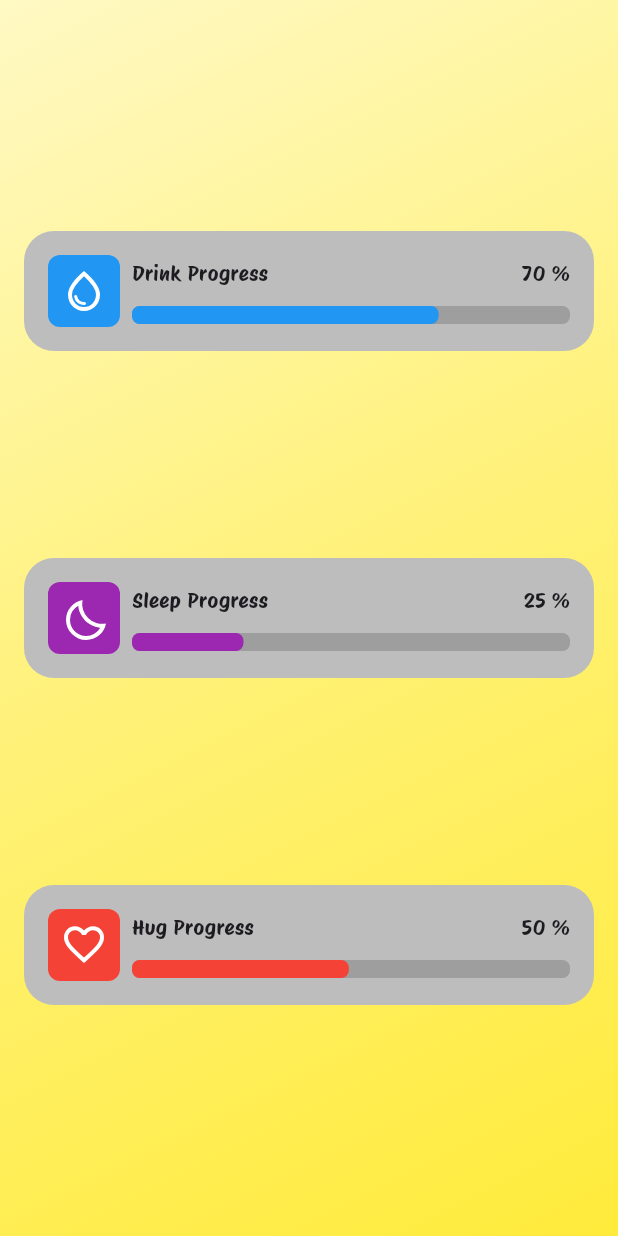
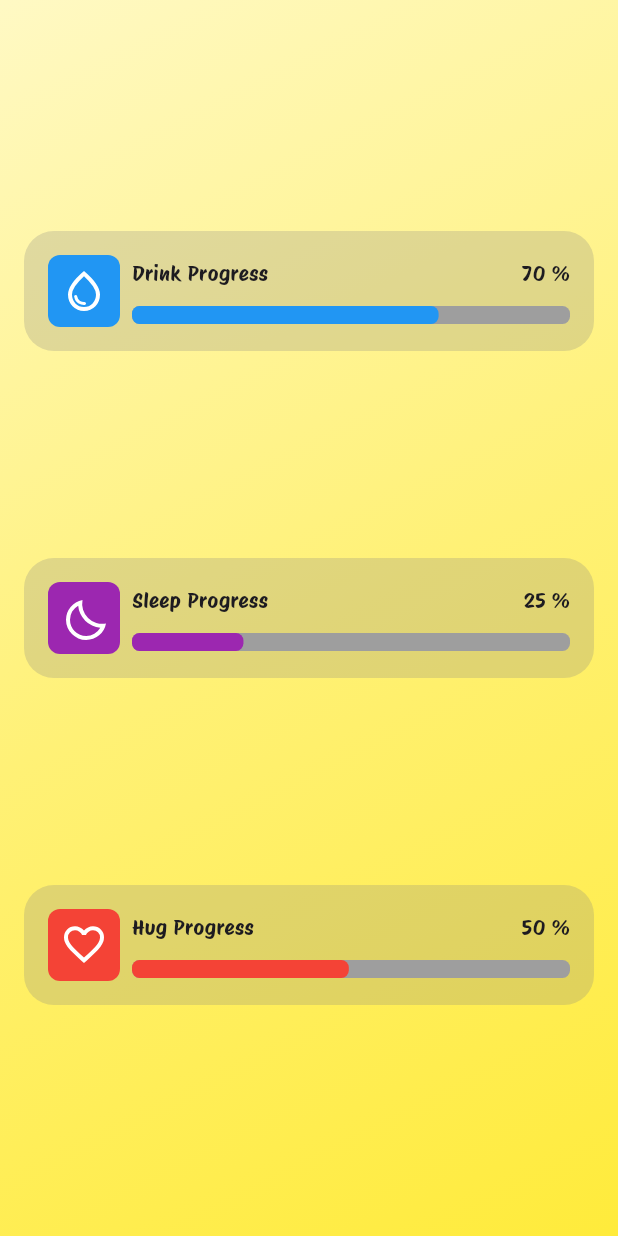
Before and after one commit to TitiBond/Tamagochieur-flutter, a Flutter app: the TamagoHomeScreen screen opened by its route, on a phone screen of 412 x 824 dp. Run offline on Flutter 3.47's test engine with Material 3 defaults, Android fonts, the light colour scheme and no system bars; our stand-ins replace flutter_svg.

Commit message:
feat(needsTile): adding needs tile

```diff
--- a/lib/components/needs_tile/needs_tile.dart
+++ b/lib/components/needs_tile/needs_tile.dart
@@ -10,20 +10,28 @@ class TamagoNeedsTile extends StatelessWidget {
   double progress;
   double progressWidth;
   GlobalKey progressBarKey;
+  void Function(TapUpDetails)? onTapUp;
+  void Function(TapDownDetails)? onTapDown;
   TamagoNeedsTile(
       {super.key,
       required this.needType,
       required this.progress,
       required this.progressBarKey,
-      required this.progressWidth});
+      required this.progressWidth,
+      required this.onTapDown,
+      required this.onTapUp});
 
   @override
   Widget build(BuildContext context) {
-    return Container(
+    return GestureDetector(
+      onTapDown: onTapDown,
+      onTapUp: onTapUp,
+      child: Container(
         // width: double.infinity,
         padding: const EdgeInsets.all(16),
         decoration: BoxDecoration(
-          color: Colors.grey[400], borderRadius: BorderRadius.circular(20)),
+            color: Color.fromRGBO(129, 129, 129, 0.25),
+            borderRadius: BorderRadius.circular(20)),
         child: Row(
           children: [
             //carré gauche
@@ -70,6 +78,7 @@ class TamagoNeedsTile extends StatelessWidget {
             )
           ],
         ),
+      ),
     );
   }
 }
```
Lines whose indentation alone changed are shown as unchanged.
